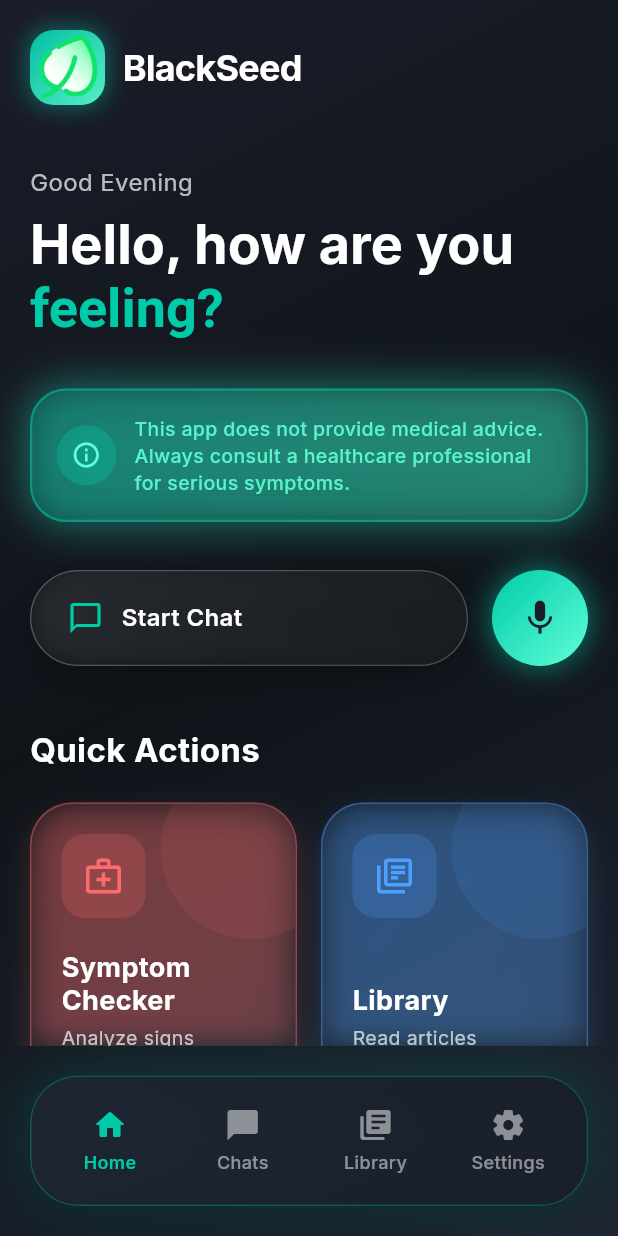
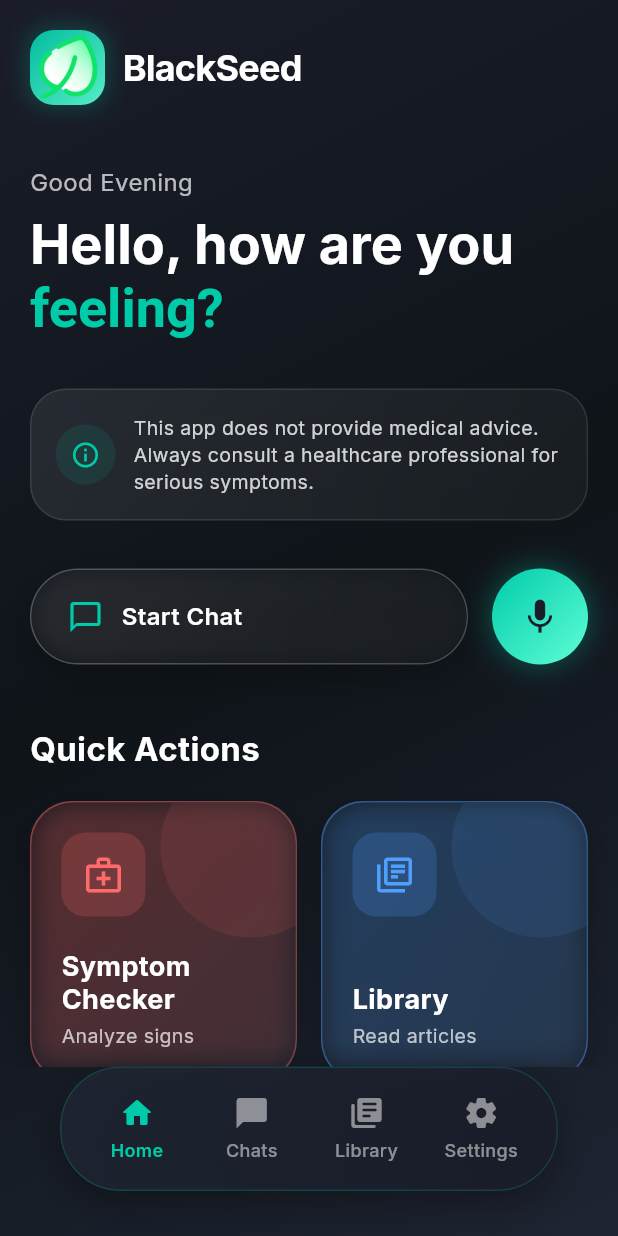
Before and after one commit to IbnuMiftah/black_seed, a Flutter app: the MainNavigation screen opened directly, on a phone screen of 412 x 824 dp. Run offline on Flutter 3.47's test engine with Material 3 defaults, Android fonts, the phone set to English and light mode, and no system bars; our stand-ins replace google_fonts.

Commit message:
better disclaimer and nav bar

```diff
--- a/lib/screens/home_screen.dart
+++ b/lib/screens/home_screen.dart
@@ -47,7 +47,7 @@ class HomeScreen extends StatelessWidget {
                         ),
                         boxShadow: [
                           BoxShadow(
-                            color: const Color(0xFF00CBA9).withAlpha(102),
+                            color: const Color(0xFF00CBA9).withAlpha(60), // Reduced from 102
                             blurRadius: 12,
                             spreadRadius: 2,
                           ),
@@ -119,7 +119,7 @@ class HomeScreen extends StatelessWidget {
                       ),
                       const SizedBox(height: 32),
 
-                      // Medical Disclaimer - Radiant and visible
+                      // Medical Disclaimer - Tone down glow
                       Container(
                         padding: const EdgeInsets.all(16),
                         decoration: BoxDecoration(
@@ -128,26 +128,14 @@ class HomeScreen extends StatelessWidget {
                             begin: Alignment.topLeft,
                             end: Alignment.bottomRight,
                             colors: [
-                              const Color(0xFF00CBA9).withAlpha(51),
-                              const Color(0xFF5FFFD7).withAlpha(38),
+                              Colors.white.withAlpha(20), // More subtle glass
+                              Colors.white.withAlpha(10),
                             ],
                           ),
                           border: Border.all(
-                            color: const Color(0xFF00CBA9).withAlpha(128),
-                            width: 1.5,
+                            color: Colors.white.withAlpha(26),
+                            width: 1,
                           ),
-                          boxShadow: [
-                            BoxShadow(
-                              color: const Color(0xFF00CBA9).withAlpha(77),
-                              blurRadius: 20,
-                              spreadRadius: 2,
-                            ),
-                            BoxShadow(
-                              color: const Color(0xFF5FFFD7).withAlpha(51),
-                              blurRadius: 30,
-                              spreadRadius: 1,
-                            ),
-                          ],
                         ),
                         child: ClipRRect(
                           borderRadius: BorderRadius.circular(24),
@@ -158,12 +146,12 @@ class HomeScreen extends StatelessWidget {
                                 Container(
                                   padding: const EdgeInsets.all(10),
                                   decoration: BoxDecoration(
-                                    color: const Color(0xFF00CBA9).withAlpha(77),
+                                    color: const Color(0xFF00CBA9).withAlpha(26), // Subtle Teal
                                     shape: BoxShape.circle,
                                   ),
                                   child: const Icon(
                                     Icons.info_outline,
-                                    color: Color(0xFF5FFFD7),
+                                    color: Color(0xFF00CBA9),
                                     size: 20,
                                   ),
                                 ),
@@ -174,8 +162,8 @@ class HomeScreen extends StatelessWidget {
                                     style: TextStyle(
                                       fontFamily: 'Inter',
                                       fontSize: 13,
-                                      fontWeight: FontWeight.w500,
-                                      color: const Color(0xFF5FFFD7).withAlpha(230),
+                                      fontWeight: FontWeight.w400,
+                                      color: Colors.white.withAlpha(204), // Clean white text
                                       height: 1.4,
                                     ),
                                   ),
@@ -271,7 +259,7 @@ class HomeScreen extends StatelessWidget {
                               ),
                               boxShadow: [
                                 BoxShadow(
-                                  color: const Color(0xFF00CBA9).withAlpha(128),
+                                  color: const Color(0xFF00CBA9).withAlpha(80), // Reduced from 128
                                   blurRadius: 16,
                                   spreadRadius: 2,
                                 ),
@@ -407,7 +395,7 @@ class HomeScreen extends StatelessWidget {
         ),
         boxShadow: [
           BoxShadow(
-            color: iconColor.withAlpha(51),
+            color: Colors.black.withAlpha(60), // Changed from colored glow to subtle black shadow
             blurRadius: 16,
             offset: const Offset(0, 8),
           ),
--- a/lib/screens/main_navigation.dart
+++ b/lib/screens/main_navigation.dart
@@ -29,24 +29,19 @@ class _MainNavigationState extends State<MainNavigation> {
       body: _screens[_currentIndex],
       extendBody: true,
       bottomNavigationBar: Container(
-        margin: const EdgeInsets.symmetric(horizontal: 20, vertical: 20),
+        margin: const EdgeInsets.fromLTRB(40, 0, 40, 30), // Increased margins for smaller width & higher float
         decoration: BoxDecoration(
-          borderRadius: BorderRadius.circular(32),
+          borderRadius: BorderRadius.circular(40), // More rounded
           boxShadow: [
             BoxShadow(
-              color: Colors.black.withAlpha(102),
-              blurRadius: 24,
-              offset: const Offset(0, 8),
-            ),
-            BoxShadow(
-              color: const Color(0xFF00CBA9).withAlpha(51),
-              blurRadius: 30,
-              spreadRadius: 2,
+              color: Colors.black.withAlpha(80),
+              blurRadius: 20,
+              offset: const Offset(0, 10),
             ),
           ],
         ),
         child: ClipRRect(
-          borderRadius: BorderRadius.circular(32),
+          borderRadius: BorderRadius.circular(40),
           child: BackdropFilter(
             filter: ImageFilter.blur(sigmaX: 10, sigmaY: 10),
             child: Container(
@@ -59,14 +54,14 @@ class _MainNavigationState extends State<MainNavigation> {
                     const Color(0xFF1A1D29).withAlpha(230),
                   ],
                 ),
-                borderRadius: BorderRadius.circular(32),
+                borderRadius: BorderRadius.circular(40),
                 border: Border.all(
-                  color: const Color(0xFF00CBA9).withAlpha(77),
+                  color: const Color(0xFF00CBA9).withAlpha(50),
                   width: 1,
                 ),
               ),
               child: Padding(
-                padding: const EdgeInsets.symmetric(horizontal: 8, vertical: 12),
+                padding: const EdgeInsets.symmetric(horizontal: 12, vertical: 10), // Reduced vertical padding
                 child: Row(
                   mainAxisAlignment: MainAxisAlignment.spaceAround,
                   children: [
```
